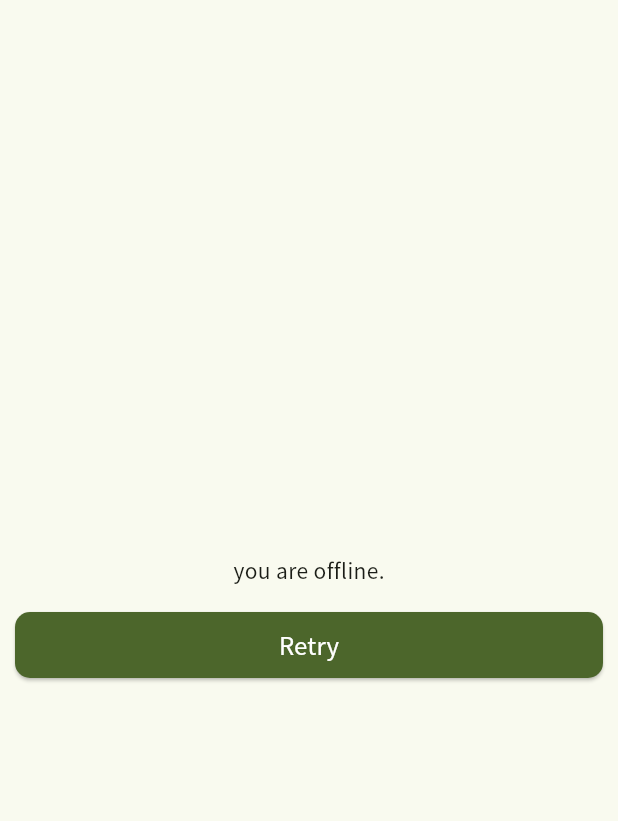
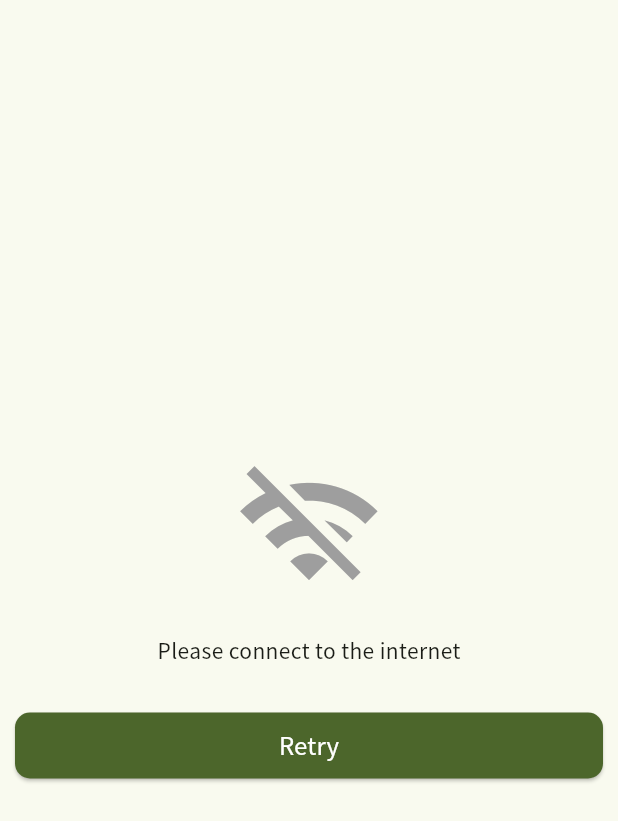
Before and after one commit to usatyo/sugomori, a Flutter app: the OfflinePage screen opened directly with empty values, on a phone screen of 412 x 824 dp. Shown: the top 821 px of the screen. Run offline on Flutter 3.47's test engine with Material 3 defaults, Android fonts, the phone set to English and light mode, and no system bars; our stand-ins replace connectivity_plus, flutter_riverpod, google_fonts, shared_preferences, youtube_player_iframe; missing offline and left inert: flutter_scroll_shadow; accounts and stored records are empty.

Commit message:
fix offline page

```diff
--- a/frontend/lib/l10n/app_en.arb
+++ b/frontend/lib/l10n/app_en.arb
@@ -10,6 +10,7 @@
   "label_keyword": "keyword",
   "button_new": "New",
   "button_add": "Add",
+  "button_retry": "Retry",
   "goban_back": "Back",
   "goban_back5": "5 Back",
   "goban_pass": "Pass",
@@ -17,6 +18,6 @@
   "setting_language": "Language",
   "message_video_not_found": "No videos found",
   "message_joseki_not_found": "No procedures registered yet",
-  "error_netowork": "Cannot connect to the network",
+  "error_netowork": "Please connect to the internet",
   "error_max_stone": "Cannot place over 99 stones"
 }
--- a/frontend/lib/l10n/app_ja.arb
+++ b/frontend/lib/l10n/app_ja.arb
@@ -9,6 +9,7 @@
   "button_delete": "削除",
   "button_new": "新規",
   "button_add": "追加",
+  "button_retry": "リトライ",
   "label_keyword": "検索キーワード",
   "goban_back": "1手戻る",
   "goban_back5": "5手戻る",
@@ -17,6 +18,6 @@
   "setting_language": "言語",
   "message_video_not_found": "動画が見つかりませんでした",
   "message_joseki_not_found": "手順がまだ登録されていません",
-  "error_netowork": "ネットワークに接続できません",
+  "error_netowork": "インターネットに接続してください",
   "error_max_stone": "配置できる碁石の最大数は99個です"
 }
--- a/frontend/lib/l10n/app_ko.arb
+++ b/frontend/lib/l10n/app_ko.arb
@@ -9,6 +9,7 @@
   "button_delete": "삭제",
   "button_new": "신규",
   "button_add": "추가",
+  "button_retry": "리트라이",
   "label_keyword": "검색 키워드",
   "goban_back": "1수 돌아가기",
   "goban_back5": "5수 돌아가기",
@@ -17,6 +18,6 @@
   "setting_language": "언어",
   "message_video_not_found": "동영상을 찾을 수 없습니다",
   "message_joseki_not_found": "절차가 아직 등록되지 않았습니다",
-  "error_netowork": "네트워크에 연결할 수 없습니다",
+  "error_netowork": "인터넷에 연결해주세요",
   "error_max_stone": "배치할 수 있는 바둑돌의 최대 개수는 99개입니다"
 }
--- a/frontend/lib/l10n/app_localizations.dart
+++ b/frontend/lib/l10n/app_localizations.dart
@@ -159,6 +159,12 @@ abstract class AppLocalizations {
   /// **'Add'**
   String get button_add;
 
+  /// No description provided for @button_retry.
+  ///
+  /// In en, this message translates to:
+  /// **'Retry'**
+  String get button_retry;
+
   /// No description provided for @goban_back.
   ///
   /// In en, this message translates to:
@@ -204,7 +210,7 @@ abstract class AppLocalizations {
   /// No description provided for @error_netowork.
   ///
   /// In en, this message translates to:
-  /// **'Cannot connect to the network'**
+  /// **'Please connect to the internet'**
   String get error_netowork;
 
   /// No description provided for @error_max_stone.
--- a/frontend/lib/l10n/app_localizations_en.dart
+++ b/frontend/lib/l10n/app_localizations_en.dart
@@ -39,6 +39,9 @@ class AppLocalizationsEn extends AppLocalizations {
   String get button_add => 'Add';
 
   @override
+  String get button_retry => 'Retry';
+
+  @override
   String get goban_back => 'Back';
 
   @override
@@ -60,7 +63,7 @@ class AppLocalizationsEn extends AppLocalizations {
   String get message_joseki_not_found => 'No procedures registered yet';
 
   @override
-  String get error_netowork => 'Cannot connect to the network';
+  String get error_netowork => 'Please connect to the internet';
 
   @override
   String get error_max_stone => 'Cannot place over 99 stones';
--- a/frontend/lib/l10n/app_localizations_ja.dart
+++ b/frontend/lib/l10n/app_localizations_ja.dart
@@ -39,6 +39,9 @@ class AppLocalizationsJa extends AppLocalizations {
   String get button_add => '追加';
 
   @override
+  String get button_retry => 'リトライ';
+
+  @override
   String get goban_back => '1手戻る';
 
   @override
@@ -60,7 +63,7 @@ class AppLocalizationsJa extends AppLocalizations {
   String get message_joseki_not_found => '手順がまだ登録されていません';
 
   @override
-  String get error_netowork => 'ネットワークに接続できません';
+  String get error_netowork => 'インターネットに接続してください';
 
   @override
   String get error_max_stone => '配置できる碁石の最大数は99個です';
--- a/frontend/lib/l10n/app_localizations_ko.dart
+++ b/frontend/lib/l10n/app_localizations_ko.dart
@@ -39,6 +39,9 @@ class AppLocalizationsKo extends AppLocalizations {
   String get button_add => '추가';
 
   @override
+  String get button_retry => '리트라이';
+
+  @override
   String get goban_back => '1수 돌아가기';
 
   @override
@@ -60,7 +63,7 @@ class AppLocalizationsKo extends AppLocalizations {
   String get message_joseki_not_found => '절차가 아직 등록되지 않았습니다';
 
   @override
-  String get error_netowork => '네트워크에 연결할 수 없습니다';
+  String get error_netowork => '인터넷에 연결해주세요';
 
   @override
   String get error_max_stone => '배치할 수 있는 바둑돌의 최대 개수는 99개입니다';
--- a/frontend/lib/l10n/app_localizations_zh.dart
+++ b/frontend/lib/l10n/app_localizations_zh.dart
@@ -39,6 +39,9 @@ class AppLocalizationsZh extends AppLocalizations {
   String get button_add => '添加';
 
   @override
+  String get button_retry => '重试';
+
+  @override
   String get goban_back => '返回一步';
 
   @override
@@ -60,7 +63,7 @@ class AppLocalizationsZh extends AppLocalizations {
   String get message_joseki_not_found => '手续尚未注册';
 
   @override
-  String get error_netowork => '无法连接网络';
+  String get error_netowork => '请连接到互联网';
 
   @override
   String get error_max_stone => '最多可放置 99 块石头';
--- a/frontend/lib/l10n/app_zh.arb
+++ b/frontend/lib/l10n/app_zh.arb
@@ -9,6 +9,7 @@
   "button_delete": "删除",
   "button_new": "新建",
   "button_add": "添加",
+  "button_retry": "重试",
   "label_keyword": "搜索关键词",
   "goban_back": "返回一步",
   "goban_back5": "返回五步",
@@ -17,6 +18,6 @@
   "setting_language": "语言",
   "message_video_not_found": "未找到相关视频",
   "message_joseki_not_found": "手续尚未注册",
-  "error_netowork": "无法连接网络",
+  "error_netowork": "请连接到互联网",
   "error_max_stone": "最多可放置 99 块石头"
 }
--- a/frontend/lib/pages/offline_page.dart
+++ b/frontend/lib/pages/offline_page.dart
@@ -1,5 +1,6 @@
 import 'package:flutter/material.dart';
 import 'package:frontend/components/atoms/button.dart';
+import 'package:frontend/l10n/app_localizations.dart';
 import 'package:frontend/main.dart';
 
 class OfflinePage extends StatelessWidget {
@@ -23,10 +24,12 @@ class OfflinePage extends StatelessWidget {
           child: Column(
             mainAxisSize: MainAxisSize.min,
             children: [
-              Text("you are offline."),
-              SizedBox(height: 16),
+              Icon(Icons.wifi_off, size: 100, color: Colors.grey),
+              SizedBox(height: 20),
+              Text(AppLocalizations.of(context)!.error_netowork),
+              SizedBox(height: 30),
               Button(
-                text: "Retry",
+                text: AppLocalizations.of(context)!.button_retry,
                 onPressed: () async {
                   await onTapButton(context);
                 },
```
Also changed, not shown: 1 other file.
